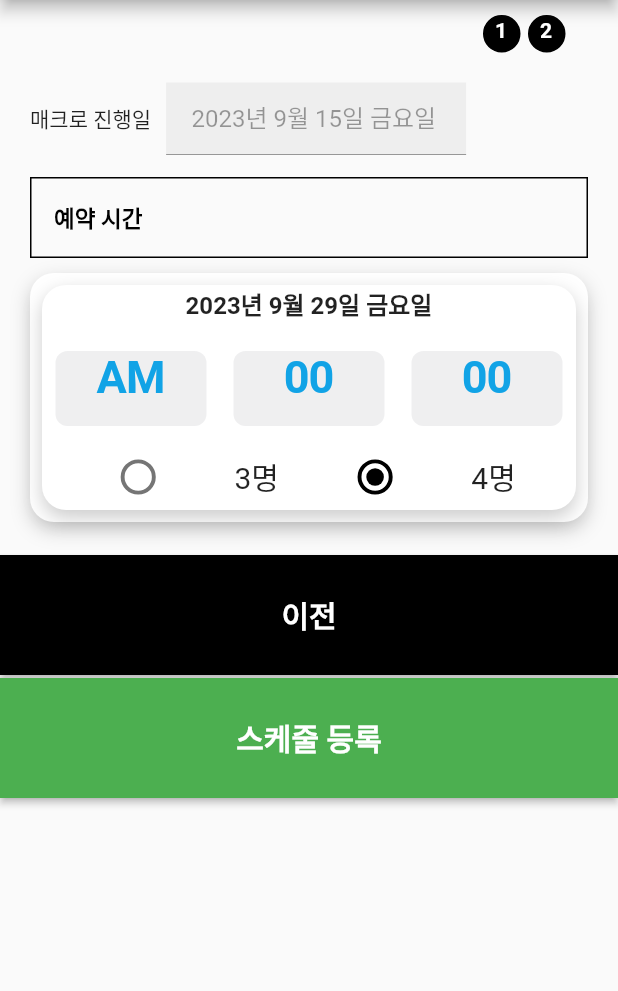
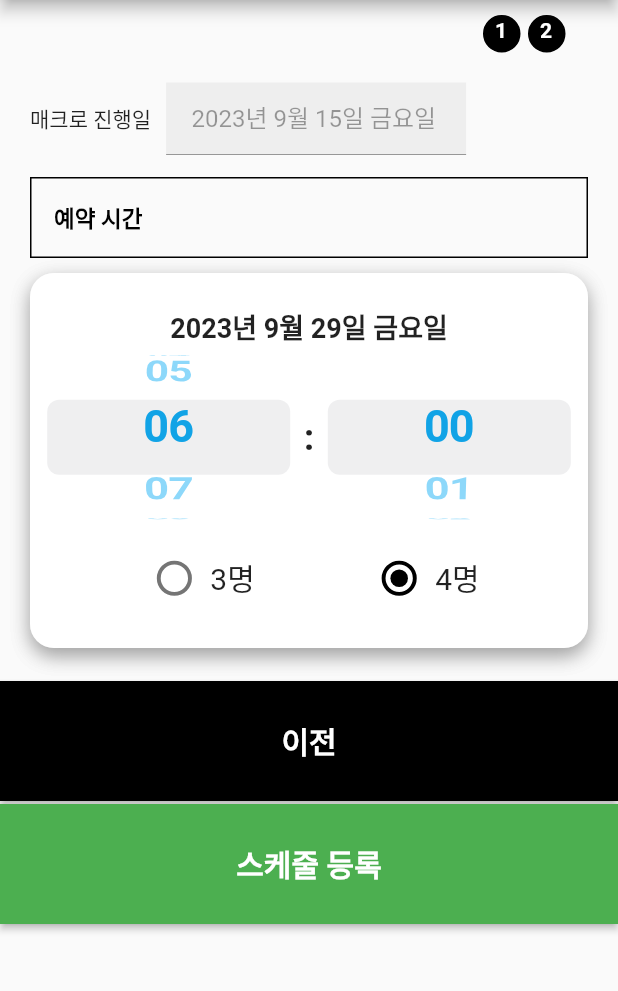
Before and after one commit to Min9908/golf_reservation, a Flutter app: the ReservationPage screen opened by its route, after a tap on "다음", on a phone screen of 412 x 824 dp, the part 144-1135 px from its top. Run offline on Flutter 3.47's test engine with Material 2 defaults, Android fonts, the phone set to English and light mode, and no system bars; our stand-ins replace flutter_dotenv, get, table_calendar; network calls fail.

Commit message:
Menu, title, 스크롤 진동, 시간 스크롤 UI수정

```diff
--- a/lib/controller/reservation_timeset_controller.dart
+++ b/lib/controller/reservation_timeset_controller.dart
@@ -2,7 +2,6 @@ import 'package:flutter/material.dart';
 import 'package:get/get.dart';
 
 class ReservationTimeSetController extends GetxController {
-  final List<String> amPmList = ['AM', 'PM'];
   final List<String> hourList = [
     '00',
     '01',
@@ -16,7 +15,18 @@ class ReservationTimeSetController extends GetxController {
     '09',
     '10',
     '11',
-    '12'
+    '12',
+    '13',
+    '14',
+    '15',
+    '16',
+    '17',
+    '18',
+    '19',
+    '20',
+    '21',
+    '22',
+    '23',
   ];
   final List<String> minuteList = [
     '00',
@@ -78,22 +88,13 @@ class ReservationTimeSetController extends GetxController {
     '56',
     '57',
     '58',
-    '59'
+    '59',
   ];
-
-  RxString selectedAmPm = 'AM'.obs;
-  RxString selectedHour = '00'.obs;
+  RxString selectedHour = '06'.obs;
   RxString selectedMinute = '00'.obs;
 
   String get formattedTime {
-    int hour24Format = selectedAmPm.value == 'AM'
-        ? int.parse(selectedHour.value)
-        : int.parse(selectedHour.value) + 12;
-    return '${hour24Format.toString().padLeft(2, '0')}:${selectedMinute.value}';
-  }
-
-  void setSelectedAmPm(String value) {
-    selectedAmPm.value = value;
+    return '${selectedHour.value}:${selectedMinute.value}';
   }
 
   void setSelectedHour(String value) {
@@ -107,9 +108,8 @@ class ReservationTimeSetController extends GetxController {
   @override
   void onInit() {
     super.onInit();
-    ever(selectedAmPm, (value) => debugPrint('selectedAmPm changed: $value'));
     ever(selectedHour, (value) => debugPrint('selectedHour changed: $value'));
     ever(selectedMinute,
-            (value) => debugPrint('selectedMinute changed: $value'));
+        (value) => debugPrint('selectedMinute changed: $value'));
   }
 }
--- a/lib/controller/reservation_timeset_controller2.dart
+++ b/lib/controller/reservation_timeset_controller2.dart
@@ -82,7 +82,7 @@ class ReservationTimeSetController2 extends GetxController {
   ];
 
   RxString selectedAmPm = 'AM'.obs;
-  RxString selectedHour = '00'.obs;
+  RxString selectedHour = '06'.obs;
   RxString selectedMinute = '00'.obs;
 
   String get formattedTime {
--- a/lib/controller/reservation_timeset_controller3.dart
+++ b/lib/controller/reservation_timeset_controller3.dart
@@ -1,7 +1,8 @@
 import 'package:flutter/material.dart';
 import 'package:get/get.dart';
 
-class ReservationTimeSetController3 extends GetxController { // 테스트
+class ReservationTimeSetController3 extends GetxController {
+  // 테스트
   final List<String> amPmList = ['AM', 'PM'];
   final List<String> hourList = [
     '00',
@@ -82,7 +83,7 @@ class ReservationTimeSetController3 extends GetxController { // 테스트
   ];
 
   RxString selectedAmPm = 'AM'.obs;
-  RxString selectedHour = '00'.obs;
+  RxString selectedHour = '06'.obs;
   RxString selectedMinute = '00'.obs;
 
   String get formattedTime {
--- a/lib/widgets/reservation_btn.dart
+++ b/lib/widgets/reservation_btn.dart
@@ -14,6 +14,7 @@ class ReservationBtn extends StatelessWidget {
 
   @override
   Widget build(BuildContext context) {
+    const Spacer();
     return Align(
       alignment: Alignment.bottomCenter,
       child: Container(
--- a/lib/widgets/reservation_timeset_form.dart
+++ b/lib/widgets/reservation_timeset_form.dart
@@ -71,11 +71,13 @@ class _ReservationTimeSetFormState extends State<ReservationTimeSetForm> {
       //   title: '일자를 선택해 주세요.',
       // );
     }
+
     return Column(
       crossAxisAlignment: CrossAxisAlignment.start,
       children: [
         const SizedBox(height: 10),
         Container(
+          // height: 500,
           decoration: BoxDecoration(
             color: Colors.white,
             borderRadius: BorderRadius.circular(16),
@@ -87,196 +89,16 @@ class _ReservationTimeSetFormState extends State<ReservationTimeSetForm> {
               ),
             ],
           ),
-            child: IntrinsicHeight(
-              child: Padding(
-                padding: const EdgeInsets.all(8.0),
           child: Obx(() {
-                  if (calendarController.selectedFutureDate.value.weekday ==
-                      3) {
+            if (calendarController.selectedFutureDate.value.weekday == 3) {
               return Column(
                 mainAxisAlignment: MainAxisAlignment.center,
                 children: [
-                        Visibility(
-                          visible:
-                              calendarForm.checkboxController.isChecked.value,
-                          child: Container(
-                            // height: 160,
-                            decoration: BoxDecoration(
-                              color: Colors.white,
-                              borderRadius: BorderRadius.circular(16),
-                              boxShadow: [
-                                BoxShadow(
-                                  color: Colors.black.withOpacity(0.2),
-                                  blurRadius: 10,
-                                  offset: const Offset(0, 5),
-                                ),
-                              ],
-                            ),
-                            child: Padding(
-                              padding:
-                                  const EdgeInsets.only(top: 15.0, bottom: 5),
-                              child: Column(
-                                mainAxisAlignment: MainAxisAlignment.center,
-                                children: [
-                                  Text(
-                                    '${calendarController.formattedNextFuture}',
-                                    style: const TextStyle(
-                                      fontSize: 16,
-                                      fontWeight: FontWeight.bold,
-                                    ),
-                                  ),
-                                  const SizedBox(height: 20),
-                                  Row(
-                                    mainAxisAlignment:
-                                        MainAxisAlignment.spaceEvenly,
-                                    children: [
-                                      _buildCupertinoPicker(
-                                        controller.amPmList,
-                                        controller.selectedAmPm,
-                                        controller.setSelectedAmPm,
-                                      ),
-                                      _buildCupertinoPicker(
-                                        controller.hourList,
-                                        controller.selectedHour,
-                                        controller.setSelectedHour,
-                                      ),
-                                      _buildCupertinoPicker(
-                                        controller.minuteList,
-                                        controller.selectedMinute,
-                                        controller.setSelectedMinute,
-                                      ),
-                                    ],
-                                  ),
-                                  ReservationPersonnelForm(
-                                      controller: Get.put(
-                                          ReservationPersonnelController()),
-                                      tag: 'container'),
-                                ],
-                              ),
-                            ),
-                          ),
-                        ),
                   const SizedBox(height: 10),
                   Visibility(
-                          visible:
-                              calendarForm.checkboxController.isChecked2.value,
+                    visible: calendarForm.checkboxController.isChecked.value,
                     child: Container(
-                            // height: 150,
-                            decoration: BoxDecoration(
-                              color: Colors.white,
-                              borderRadius: BorderRadius.circular(16),
-                              boxShadow: [
-                                BoxShadow(
-                                  color: Colors.black.withOpacity(0.2),
-                                  blurRadius: 10,
-                                  offset: const Offset(0, 5),
-                                ),
-                              ],
-                            ),
-                            child: Padding(
-                              padding:
-                                  const EdgeInsets.only(top: 15.0, bottom: 5),
-                              child: Column(
-                                mainAxisAlignment: MainAxisAlignment.center,
-                                children: [
-                                  Text(
-                                    '${calendarController.formattedNextSaturday}',
-                                    style: const TextStyle(
-                                      fontSize: 16,
-                                      fontWeight: FontWeight.bold,
-                                    ),
-                                  ),
-                                  const SizedBox(height: 10),
-                                  Row(
-                                    mainAxisAlignment:
-                                        MainAxisAlignment.spaceEvenly,
-                                    children: [
-                                      _buildCupertinoPicker(
-                                          controller2.amPmList,
-                                          controller2.selectedAmPm,
-                                          controller2.setSelectedAmPm),
-                                      _buildCupertinoPicker(
-                                          controller2.hourList,
-                                          controller2.selectedHour,
-                                          controller2.setSelectedHour),
-                                      _buildCupertinoPicker(
-                                          controller2.minuteList,
-                                          controller2.selectedMinute,
-                                          controller2.setSelectedMinute),
-                                    ],
-                                  ),
-                                  ReservationPersonnelForm(
-                                      controller: Get.put(
-                                          ReservationPersonnelController()),
-                                      tag: 'container2'),
-                                ],
-                              ),
-                            ),
-                          ),
-                        ),
-                        const SizedBox(height: 10),
-                        Visibility(
-                          visible:
-                              calendarForm.checkboxController.isChecked3.value,
-                          child: Container(
-                            // height: 150,
-                            decoration: BoxDecoration(
-                              color: Colors.white,
-                              borderRadius: BorderRadius.circular(16),
-                              boxShadow: [
-                                BoxShadow(
-                                  color: Colors.black.withOpacity(0.2),
-                                  blurRadius: 10,
-                                  offset: const Offset(0, 5),
-                                ),
-                              ],
-                            ),
-                            child: Padding(
-                              padding:
-                                  const EdgeInsets.only(top: 15.0, bottom: 5),
-                              child: Column(
-                                  mainAxisAlignment: MainAxisAlignment.center,
-                                  children: [
-                                    Text(
-                                      '${calendarController.formattedNextSunday}',
-                                      style: const TextStyle(
-                                        fontSize: 16,
-                                        fontWeight: FontWeight.bold,
-                                      ),
-                                    ),
-                                    const SizedBox(height: 10),
-                                    Row(
-                                      mainAxisAlignment:
-                                          MainAxisAlignment.spaceEvenly,
-                                      children: [
-                                        _buildCupertinoPicker(
-                                            controller3.amPmList,
-                                            controller3.selectedAmPm,
-                                            controller3.setSelectedAmPm),
-                                        _buildCupertinoPicker(
-                                            controller3.hourList,
-                                            controller3.selectedHour,
-                                            controller3.setSelectedHour),
-                                        _buildCupertinoPicker(
-                                            controller3.minuteList,
-                                            controller3.selectedMinute,
-                                            controller3.setSelectedMinute),
-                                      ],
-                                    ),
-                                    ReservationPersonnelForm(
-                                        controller: Get.put(
-                                            ReservationPersonnelController()),
-                                        tag: 'container3'),
-                                  ]),
-                            ),
-                          ),
-                        ),
-                        const SizedBox(height: 10),
-                      ],
-                    );
-                  } else {
-                    return Container(
-                        height: 150,
+                      height: 250,
                       decoration: BoxDecoration(
                         color: Colors.white,
                         borderRadius: BorderRadius.circular(16),
@@ -294,23 +116,190 @@ class _ReservationTimeSetFormState extends State<ReservationTimeSetForm> {
                           Text(
                             '${calendarController.formattedNextFuture}',
                             style: const TextStyle(
-                                  fontSize: 16,
+                              fontSize: 18,
                               fontWeight: FontWeight.bold,
                             ),
                           ),
-                              const SizedBox(height: 20),
                           Row(
-                                mainAxisAlignment:
-                                    MainAxisAlignment.spaceEvenly,
+                            mainAxisAlignment: MainAxisAlignment.spaceEvenly,
                             children: [
                               _buildCupertinoPicker(
-                                      controller.amPmList,
-                                      controller.selectedAmPm,
-                                      controller.setSelectedAmPm),
+                                controller.hourList,
+                                controller.selectedHour,
+                                controller.setSelectedHour,
+                              ),
+                              const Text(
+                                ':',
+                                style: TextStyle(
+                                  fontSize: 25,
+                                  fontWeight: FontWeight.bold,
+                                ),
+                              ),
+                              _buildCupertinoPicker(
+                                controller.minuteList,
+                                controller.selectedMinute,
+                                controller.setSelectedMinute,
+                              ),
+                            ],
+                          ),
+                          ReservationPersonnelForm(
+                              controller:
+                                  Get.put(ReservationPersonnelController()),
+                              tag: 'container'),
+                        ],
+                      ),
+                    ),
+                  ),
+                  const SizedBox(height: 10),
+                  Visibility(
+                    visible: calendarForm.checkboxController.isChecked2.value,
+                    child: Container(
+                      height: 250,
+                      decoration: BoxDecoration(
+                        color: Colors.white,
+                        borderRadius: BorderRadius.circular(16),
+                        boxShadow: [
+                          BoxShadow(
+                            color: Colors.black.withOpacity(0.2),
+                            blurRadius: 10,
+                            offset: const Offset(0, 5),
+                          ),
+                        ],
+                      ),
+                      child: Column(
+                        mainAxisAlignment: MainAxisAlignment.center,
+                        children: [
+                          Text(
+                            '${calendarController.formattedNextSaturday}',
+                            style: const TextStyle(
+                              fontSize: 18,
+                              fontWeight: FontWeight.bold,
+                            ),
+                          ),
+                          const SizedBox(height: 10),
+                          Row(
+                            mainAxisAlignment: MainAxisAlignment.spaceEvenly,
+                            children: [
+                              _buildCupertinoPicker(
+                                  controller2.hourList,
+                                  controller2.selectedHour,
+                                  controller2.setSelectedHour),
+                              const Text(
+                                ':',
+                                style: TextStyle(
+                                  fontSize: 25,
+                                  fontWeight: FontWeight.bold,
+                                ),
+                              ),
+                              _buildCupertinoPicker(
+                                  controller2.minuteList,
+                                  controller2.selectedMinute,
+                                  controller2.setSelectedMinute),
+                            ],
+                          ),
+                          ReservationPersonnelForm(
+                              controller:
+                                  Get.put(ReservationPersonnelController()),
+                              tag: 'container2'),
+                        ],
+                      ),
+                    ),
+                  ),
+                  const SizedBox(height: 10),
+                  Visibility(
+                    visible: calendarForm.checkboxController.isChecked3.value,
+                    child: Container(
+                      height: 250,
+                      decoration: BoxDecoration(
+                        color: Colors.white,
+                        borderRadius: BorderRadius.circular(16),
+                        boxShadow: [
+                          BoxShadow(
+                            color: Colors.black.withOpacity(0.2),
+                            blurRadius: 10,
+                            offset: const Offset(0, 5),
+                          ),
+                        ],
+                      ),
+                      child: Column(
+                          mainAxisAlignment: MainAxisAlignment.center,
+                          children: [
+                            Text(
+                              '${calendarController.formattedNextSunday}',
+                              style: const TextStyle(
+                                fontSize: 18,
+                                fontWeight: FontWeight.bold,
+                              ),
+                            ),
+                            Row(
+                              mainAxisAlignment: MainAxisAlignment.spaceEvenly,
+                              children: [
+                                _buildCupertinoPicker(
+                                    controller3.hourList,
+                                    controller3.selectedHour,
+                                    controller3.setSelectedHour),
+                                const Text(
+                                  ':',
+                                  style: TextStyle(
+                                    fontSize: 25,
+                                    fontWeight: FontWeight.bold,
+                                  ),
+                                ),
+                                _buildCupertinoPicker(
+                                    controller3.minuteList,
+                                    controller3.selectedMinute,
+                                    controller3.setSelectedMinute),
+                              ],
+                            ),
+                            ReservationPersonnelForm(
+                                controller:
+                                    Get.put(ReservationPersonnelController()),
+                                tag: 'container3'),
+                          ]),
+                    ),
+                  ),
+                  const SizedBox(height: 10),
+                ],
+              );
+            } else {
+              return Container(
+                  height: 250,
+                  decoration: BoxDecoration(
+                    color: Colors.white,
+                    borderRadius: BorderRadius.circular(16),
+                    boxShadow: [
+                      BoxShadow(
+                        color: Colors.black.withOpacity(0.2),
+                        blurRadius: 10,
+                        offset: const Offset(0, 5),
+                      ),
+                    ],
+                  ),
+                  child: Column(
+                      mainAxisAlignment: MainAxisAlignment.center,
+                      children: [
+                        Text(
+                          '${calendarController.formattedNextFuture}',
+                          style: const TextStyle(
+                            fontSize: 18,
+                            fontWeight: FontWeight.bold,
+                          ),
+                        ),
+                        const SizedBox(height: 0),
+                        Row(
+                          mainAxisAlignment: MainAxisAlignment.center,
+                          children: [
                             _buildCupertinoPicker(
                                 controller.hourList,
                                 controller.selectedHour,
                                 controller.setSelectedHour),
+                            const Text(
+                              ':',
+                              style: TextStyle(
+                                fontSize: 25,
+                                fontWeight: FontWeight.bold,
+                              ),
+                            ),
                             _buildCupertinoPicker(
                                 controller.minuteList,
                                 controller.selectedMinute,
@@ -324,15 +313,16 @@ class _ReservationTimeSetFormState extends State<ReservationTimeSetForm> {
                       ]));
             }
           }),
-              ),
-            ))
+        )
       ],
     );
   }
 
   Widget _buildCupertinoPicker(List<String> itemList, RxString selectedItem,
       Function(String) setSelectedItem) {
-    return Expanded(
+    return Container(
+      width: 180,
+      height: 120,
       child: Obx(
         () => CupertinoPicker(
           scrollController: FixedExtentScrollController(
```
Also changed, not shown: lib/widgets/reservation_personnel_form.dart (+4 -4 lines). Lines whose indentation alone changed are shown as unchanged.
